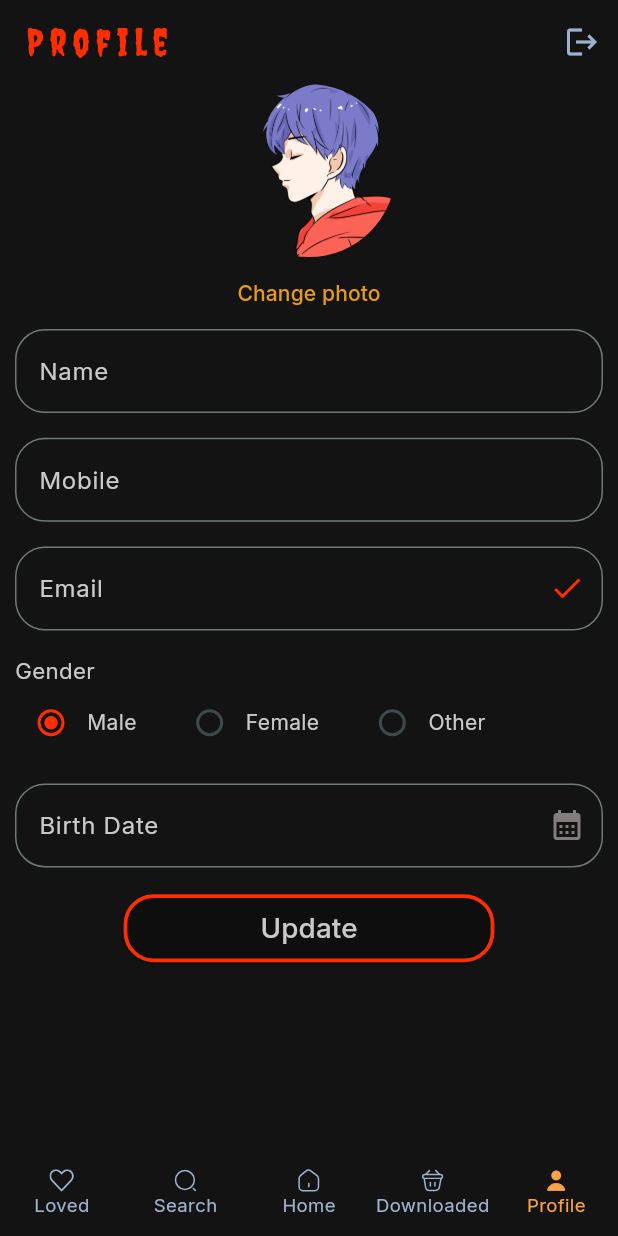
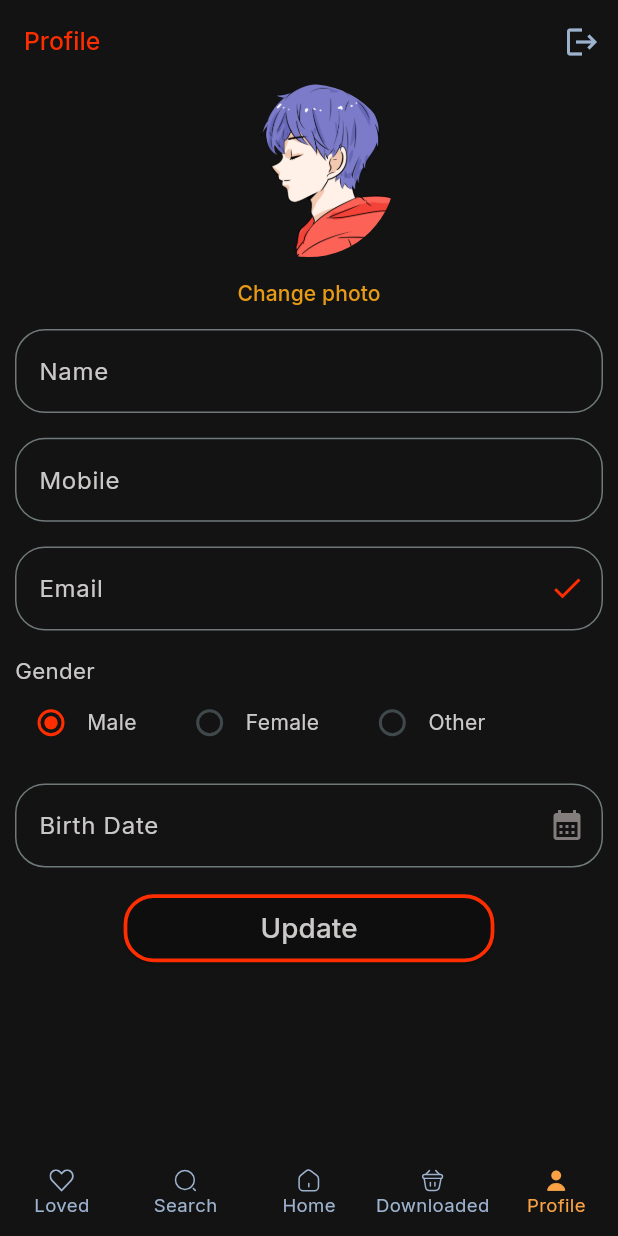
Before and after one commit to Amit0424/Muzik, a Flutter app: the screen it shows once a user with an empty profile is signed in, item 5 of the bottom bar chosen, on a phone screen of 412 x 824 dp. Run offline on Flutter 3.47's test engine with Material 3 defaults, Android fonts, the phone set to English and light mode, and no system bars; our stand-ins replace cached_network_image, cloud_firestore, firebase_auth, firebase_core, firebase_storage, flutter_image_compress and 9 more; missing offline and left inert: firebase_app_check; accounts and stored records are empty.

```diff
--- a/lib/constants/styling.dart
+++ b/lib/constants/styling.dart
@@ -57,8 +57,6 @@ ButtonStyle registerButtonStyle(
 
 TextStyle appBarTitleStyle(BuildContext context) => TextStyle(
       color: redColor,
-      fontFamily: 'Creepster',
       fontWeight: FontWeight.w500,
-      fontSize: screenWidth(context) * 0.06,
-      letterSpacing: 4,
+      fontSize: screenWidth(context) * 0.04,
     );
--- a/lib/screens/profile_screen/models/profile_model.dart
+++ b/lib/screens/profile_screen/models/profile_model.dart
@@ -21,8 +21,8 @@ class ProfileModel {
   String phone;
   String profileUrl;
   String dateOfBirth;
-  String accountCreatedDate;
-  String lastOnline;
+  DateTime accountCreatedDate;
+  DateTime lastOnline;
   double latitude;
   double longitude;
   String fcmToken;
@@ -66,8 +66,8 @@ class ProfileModel {
     final phone = map['phone'] as String?;
     final profileUrl = map['profileUrl'] as String?;
     final dateOfBirth = map['dateOfBirth'];
-    final accountCreatedDate = map['accountCreatedDate'];
-    final lastOnline = map['lastOnline'];
+    final accountCreatedDate = map['accountCreatedDate'].toDate();
+    final lastOnline = map['lastOnline'].toDate();
     final latitude = map['latitude'];
     final longitude = map['longitude'];
     final fcmToken = map['fcmToken'] as String;
--- a/lib/screens/profile_screen/providers/profile_provider.dart
+++ b/lib/screens/profile_screen/providers/profile_provider.dart
@@ -8,8 +8,8 @@ class ProfileProvider with ChangeNotifier {
     profileUrl: '',
     name: '',
     dateOfBirth: '',
-    accountCreatedDate: '',
-    lastOnline: '',
+    accountCreatedDate: DateTime.now(),
+    lastOnline: DateTime.now(),
     latitude: 0.00,
     longitude: 0.00,
     fcmToken: '',
--- a/lib/screens/songs_screen/songs_screen.dart
+++ b/lib/screens/songs_screen/songs_screen.dart
@@ -1,8 +1,6 @@
 import 'package:android_muzik/screens/songs_screen/utils/bottom_navigation_bar_list.dart';
 import 'package:android_muzik/screens/songs_screen/utils/dash_board_screen_list.dart';
 import 'package:flutter/material.dart';
-import 'package:intl/intl.dart';
-import 'package:marquee/marquee.dart';
 import 'package:permission_handler/permission_handler.dart';
 import 'package:provider/provider.dart';
 
@@ -38,7 +36,7 @@ class _SongsScreenState extends State<SongsScreen> {
     locationProvider.setLocation(await getLocation(context));
     await Permission.mediaLibrary.request();
     await fireStore.collection('listeners').doc(userId()).update({
-      'lastOnline': DateFormat('dd/MM/yyyy').format(DateTime.now()),
+      'lastOnline': DateTime.now(),
       'latitude': locationProvider.location['latitude'],
       'longitude': locationProvider.location['longitude'],
     });
@@ -58,14 +56,22 @@ class _SongsScreenState extends State<SongsScreen> {
       backgroundColor: blackColor,
       body: Stack(children: [
         dashBoardList()[currentIndex],
-        if (musicProvider.audioPlayer.playing || musicProvider.songName != '')
+        if (musicProvider.audioPlayer.playing &&
+            musicProvider.audioPlayer.currentIndex != null)
           Positioned(
-            bottom: 5,
-            left: 5,
-            right: 5,
-            child: Container(
-              height: screenHeight(context) * 0.1,
+            bottom: 0,
+            left: 0,
+            right: 0,
+            child: SizedBox(
+              child: Stack(
+                children: [
+                  Container(
+                    height: screenHeight(context) * 0.11,
                     width: screenWidth(context),
+                    margin: EdgeInsets.symmetric(
+                      vertical: screenHeight(context) * 0.01,
+                      horizontal: screenWidth(context) * 0.02,
+                    ),
                     padding: EdgeInsets.symmetric(
                         vertical: screenHeight(context) * 0.01,
                         horizontal: screenWidth(context) * 0.02),
@@ -75,25 +81,11 @@ class _SongsScreenState extends State<SongsScreen> {
                     ),
                     child: Column(
                       children: [
-                  Expanded(
-                    child: Marquee(
-                      text: musicProvider.songName,
+                        Text(
+                          musicProvider.songName,
                           style: TextStyle(
-                        color: yellowColor,
-                        fontSize: screenHeight(context) * 0.02,
-                      ),
-                      scrollAxis: Axis.horizontal,
-                      crossAxisAlignment: CrossAxisAlignment.start,
-                      blankSpace: 20.0,
-                      velocity: 50.0,
-                      fadingEdgeStartFraction: 0.3,
-                      fadingEdgeEndFraction: 0.3,
-                      pauseAfterRound: const Duration(seconds: 1),
-                      startPadding: 10.0,
-                      accelerationDuration: const Duration(seconds: 1),
-                      accelerationCurve: Curves.linear,
-                      decelerationDuration: const Duration(milliseconds: 500),
-                      decelerationCurve: Curves.easeOut,
+                            color: textHeadingColor,
+                            fontSize: screenWidth(context) * 0.04,
                           ),
                         ),
                         Row(
@@ -102,10 +94,7 @@ class _SongsScreenState extends State<SongsScreen> {
                           children: [
                             IconButton(
                               onPressed: () {
-                          setState(() {
-                            musicProvider.audioPlayer
-                                .seek(const Duration(seconds: -10));
-                          });
+                                musicProvider.seekToPreviousSong();
                               },
                               icon: Icon(
                                 Icons.skip_previous,
@@ -117,13 +106,11 @@ class _SongsScreenState extends State<SongsScreen> {
                             ),
                             IconButton(
                               onPressed: () {
-                          setState(() {
                                 if (musicProvider.audioPlayer.playing) {
-                              musicProvider.audioPlayer.pause();
+                                  musicProvider.playPause();
                                 } else {
                                   musicProvider.audioPlayer.play();
                                 }
-                          });
                               },
                               icon: musicProvider.audioPlayer.playing
                                   ? Icon(
@@ -140,10 +127,7 @@ class _SongsScreenState extends State<SongsScreen> {
                             ),
                             IconButton(
                               onPressed: () {
-                          setState(() {
-                            musicProvider.audioPlayer
-                                .seek(const Duration(seconds: 10));
-                          });
+                                musicProvider.seekToNextSong();
                               },
                               icon: Icon(
                                 Icons.skip_next,
@@ -151,6 +135,22 @@ class _SongsScreenState extends State<SongsScreen> {
                               ),
                             ),
                           ],
+                        ),
+                      ],
+                    ),
+                  ),
+                  Align(
+                    alignment: Alignment.topRight,
+                    child: IconButton(
+                      onPressed: () {
+                        musicProvider.audioPlayer.stop();
+                      },
+                      icon: Icon(
+                        Icons.close,
+                        color: yellowColor,
+                        size: screenWidth(context) * 0.05,
+                      ),
+                    ),
                   ),
                 ],
               ),
--- a/lib/screens/user_detail_form_screen/user_detail_form_screen.dart
+++ b/lib/screens/user_detail_form_screen/user_detail_form_screen.dart
@@ -374,9 +374,9 @@ class _UserDetailFormScreenState extends State<UserDetailFormScreen> {
                   ? 'female'
                   : 'male',
           'dateOfBirth': _dateController.text,
-          'accountCreatedDate': DateFormat('dd/MM/yyyy').format(DateTime.now()),
+          'accountCreatedDate': DateTime.now(),
           'fcmToken': '',
-          'lastOnline': DateFormat('dd/MM/yyyy').format(DateTime.now()),
+          'lastOnline': DateTime.now(),
           'latitude': locationProvider.location['latitude'],
           'longitude': locationProvider.location['longitude'],
         });
--- a/pubspec.yaml
+++ b/pubspec.yaml
@@ -44,6 +44,7 @@ dependencies:
   on_audio_query: ^2.9.0
   just_audio: ^0.9.37
   marquee: ^2.2.3
+  audiotagger: ^2.2.1
 
 dev_dependencies:
   flutter_test:
```
Also changed, not shown: lib/providers/music_provider.dart (+75 -12 lines), lib/screens/downloaded_songs_screen/downloaded_songs_screen.dart (+41 -53 lines), lib/screens/now_playing/now_playing.dart (+107 -133 lines), pubspec.lock, 1 other file. Lines whose indentation alone changed are shown as unchanged.
